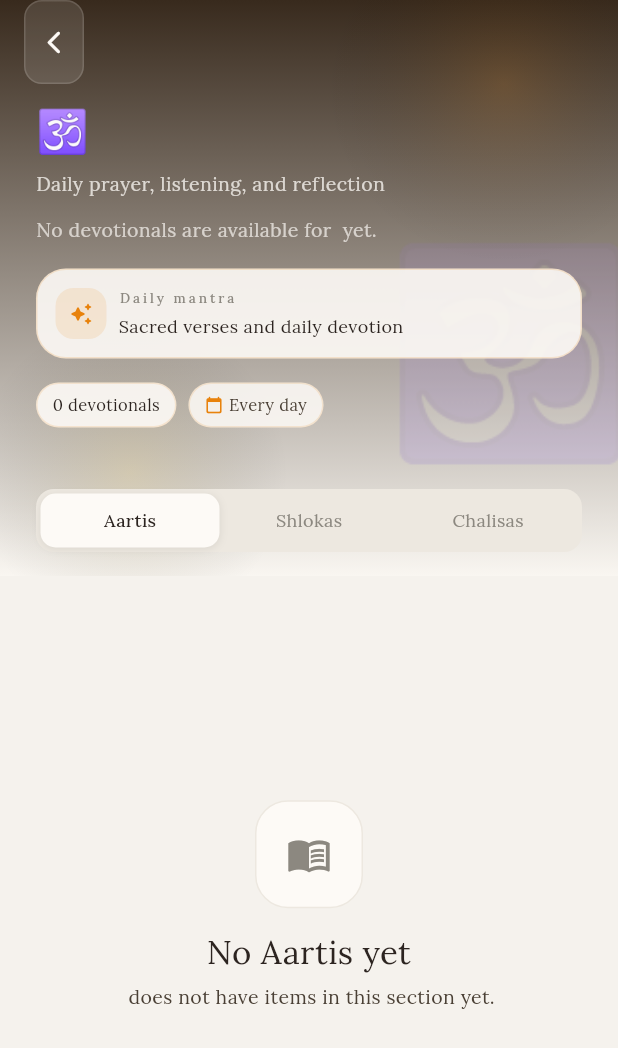
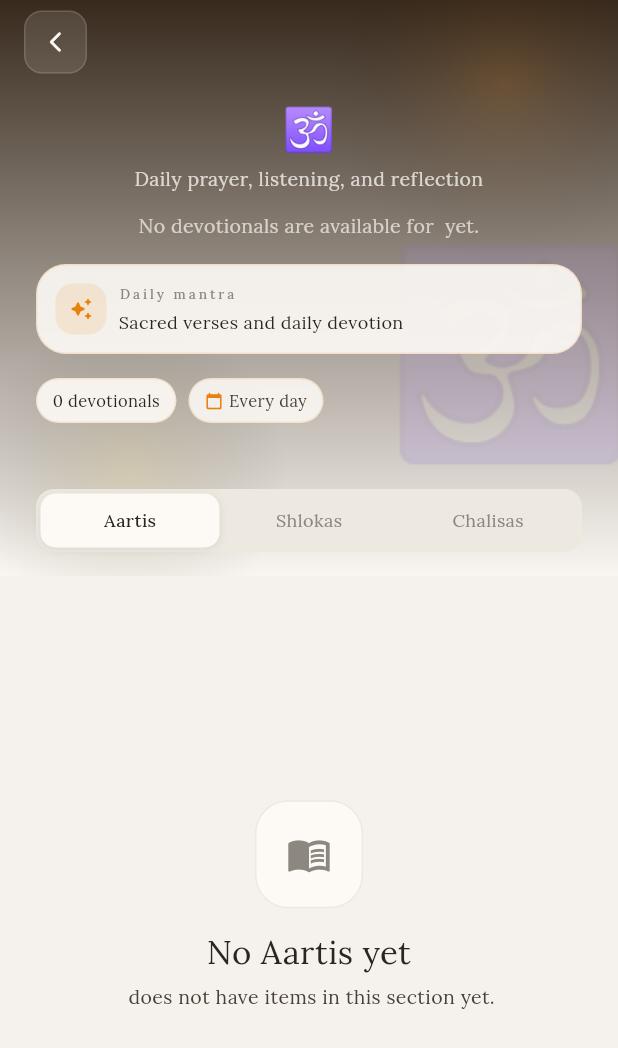
Before and after one commit to pratbhoir/aartiapp, a Flutter app: the DeityDetailScreen screen opened directly with empty values, on a phone screen of 412 x 824 dp. Shown: the top 1048 px of the screen. Run offline on Flutter 3.47's test engine with Material 3 defaults, Android fonts, the phone set to English and light mode, and no system bars; our stand-ins replace device_info_plus, flutter_local_notifications, flutter_riverpod, google_fonts, hive, hive_flutter and 5 more; accounts and stored records are empty; network calls fail.

Commit message:
feat: enhance DeityDetailScreen and DeityHeader layout for improved UI and accessibility

```diff
--- a/aartiapp/lib/features/deity_detail/deity_detail_screen.dart
+++ b/aartiapp/lib/features/deity_detail/deity_detail_screen.dart
@@ -266,6 +266,9 @@ class _DeityDetailScreenState extends ConsumerState<DeityDetailScreen>
       context.textPrimary,
       _heroProgress,
     )!;
+    const compactLeadingSize = 42.0;
+    const compactLeadingRadius = 12.0;
+    final compactLeadingWidth = AppSpacing.lg + compactLeadingSize;
 
     return Scaffold(
       backgroundColor: context.scaffoldBg,
@@ -279,8 +282,12 @@ class _DeityDetailScreenState extends ConsumerState<DeityDetailScreen>
             backgroundColor: appBarColor,
             surfaceTintColor: Colors.transparent,
             automaticallyImplyLeading: false,
+            centerTitle: true,
             elevation: 0,
-            leading: Padding(
+            leadingWidth: compactLeadingWidth,
+            leading: Align(
+              alignment: Alignment.centerRight,
+              child: Padding(
                 padding: const EdgeInsets.only(left: AppSpacing.lg),
                 child: Semantics(
                   label: context.l10n.deityDetailBackToDiscover,
@@ -288,35 +295,50 @@ class _DeityDetailScreenState extends ConsumerState<DeityDetailScreen>
                   child: GestureDetector(
                     onTap: () => Navigator.pop(context),
                     child: Container(
-                    width: AppSpacing.touchTarget,
-                    height: AppSpacing.touchTarget,
+                      width: compactLeadingSize,
+                      height: compactLeadingSize,
+                      alignment: Alignment.center,
                       decoration: BoxDecoration(
                         color: leadingFill,
                         borderRadius: BorderRadius.circular(
-                        AppSpacing.cardRadius,
+                          compactLeadingRadius,
                         ),
                         border: Border.all(color: leadingBorder),
                       ),
                       child: Icon(
                         Icons.arrow_back_ios_new_rounded,
-                      size: 18,
+                        size: 16,
                         color: leadingIconColor,
                       ),
                     ),
                   ),
                 ),
               ),
-            titleSpacing: 8,
+            ),
+            titleSpacing: 0,
             title: AnimatedOpacity(
               opacity: _showCollapsedTitle ? 1 : 0,
               duration: const Duration(milliseconds: 180),
+              child: LayoutBuilder(
+                builder: (BuildContext context, BoxConstraints constraints) {
+                  final maxTitleWidth = constraints.maxWidth > 32
+                      ? constraints.maxWidth - 32
+                      : constraints.maxWidth;
+
+                  return Center(
                     child: Row(
+                      mainAxisSize: MainAxisSize.min,
                       children: <Widget>[
-                  Text(deityEmoji, style: const TextStyle(fontSize: 18)),
+                        Text(
+                          deityEmoji,
+                          style: const TextStyle(fontSize: 18),
+                        ),
                         const SizedBox(width: AppSpacing.sm),
-                  Expanded(
+                        ConstrainedBox(
+                          constraints: BoxConstraints(maxWidth: maxTitleWidth),
                           child: Text(
                             deityLabel,
+                            maxLines: 1,
                             overflow: TextOverflow.ellipsis,
                             style: AppTypography.serifBody(
                               size: 18,
@@ -326,7 +348,13 @@ class _DeityDetailScreenState extends ConsumerState<DeityDetailScreen>
                         ),
                       ],
                     ),
+                  );
+                },
               ),
+            ),
+            actions: <Widget>[
+              SizedBox(width: compactLeadingWidth),
+            ],
             flexibleSpace: FlexibleSpaceBar(
               collapseMode: CollapseMode.pin,
               background: DeityHeader(
--- a/aartiapp/lib/features/deity_detail/widgets/deity_header.dart
+++ b/aartiapp/lib/features/deity_detail/widgets/deity_header.dart
@@ -169,40 +169,50 @@ class DeityHeader extends StatelessWidget {
                             //     color: AppColors.white.withValues(alpha: 0.84),
                             //   ).copyWith(height: 1.3),
                             // ),
+                            SizedBox(
+                              width: double.infinity,
+                              child: Column(
+                                mainAxisSize: MainAxisSize.min,
+                                crossAxisAlignment: CrossAxisAlignment.stretch,
+                                children: <Widget>[
                                   const SizedBox(height: AppSpacing.xs),
-                            Row(
-                              crossAxisAlignment: CrossAxisAlignment.center,
-                              children: <Widget>[
-                                Text(
-                                  emoji,
+                                  Text.rich(
+                                    TextSpan(
+                                      children: <InlineSpan>[
+                                        TextSpan(
+                                          text: '$emoji ',
                                           style: TextStyle(
                                             fontSize: isCompact ? 24 : 28,
                                           ),
                                         ),
-                                const SizedBox(width: AppSpacing.sm),
-                                Expanded(
-                                  child: Text(
-                                    title,
-                                    maxLines: 1,
-                                    overflow: TextOverflow.ellipsis,
-                                    style: AppTypography.displayLarge(context)
-                                        .copyWith(
+                                        TextSpan(
+                                          text: title,
+                                          style:
+                                              AppTypography.displayLarge(
+                                                context,
+                                              ).copyWith(
                                                 fontSize: titleSize,
                                                 color: AppColors.white,
                                                 fontWeight: FontWeight.w500,
                                               ),
                                         ),
+                                      ],
                                     ),
-                              ],
+                                    maxLines: 1,
+                                    overflow: TextOverflow.ellipsis,
+                                    textAlign: TextAlign.center,
                                   ),
                                   const SizedBox(height: AppSpacing.xs),
                                   Text(
                                     tagline,
                                     maxLines: isCompact ? 1 : 2,
                                     overflow: TextOverflow.ellipsis,
+                                    textAlign: TextAlign.center,
                                     style: AppTypography.body(
                                       size: 13,
-                                color: AppColors.white.withValues(alpha: 0.76),
+                                      color: AppColors.white.withValues(
+                                        alpha: 0.76,
+                                      ),
                                       weight: FontWeight.w400,
                                     ),
                                   ),
@@ -211,11 +221,17 @@ class DeityHeader extends StatelessWidget {
                                     summary,
                                     maxLines: isCompact ? 2 : 3,
                                     overflow: TextOverflow.ellipsis,
+                                    textAlign: TextAlign.center,
                                     style: AppTypography.body(
                                       size: 13,
-                                color: AppColors.white.withValues(alpha: 0.68),
+                                      color: AppColors.white.withValues(
+                                        alpha: 0.68,
+                                      ),
                                       weight: FontWeight.w400,
                                     ).copyWith(height: 1.45),
+                                  ),
+                                ],
+                              ),
                             ),
                             SizedBox(
                               height: isCompact ? AppSpacing.md : AppSpacing.lg,
```
Lines whose indentation alone changed are shown as unchanged.
